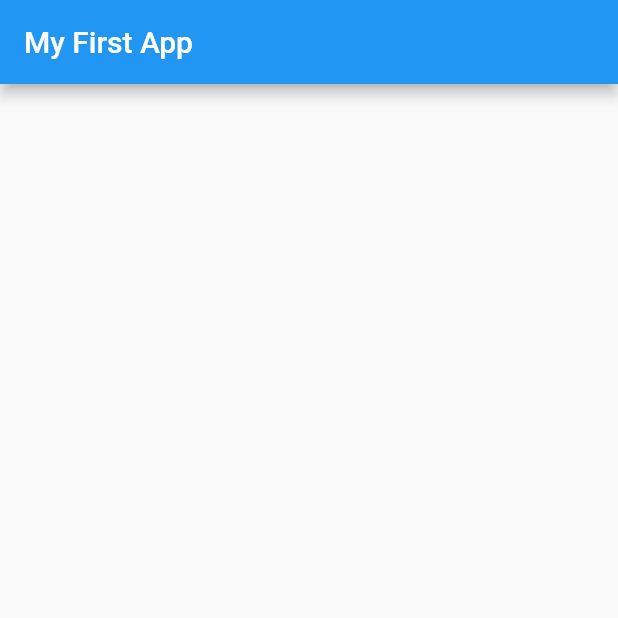
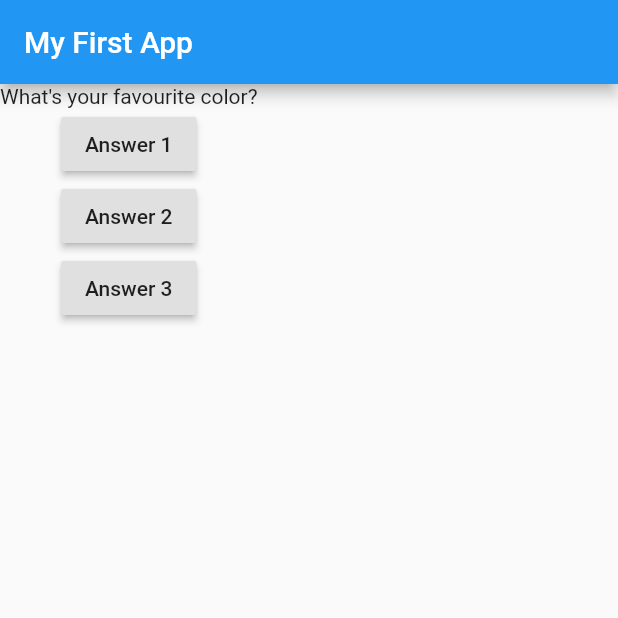
Before and after one commit to Veyselank/flutter_app, a Flutter app: the screen it shows after launch, on a phone screen of 412 x 824 dp, the top half of it. Run offline on Flutter 3.47's test engine with Material 2 defaults, Android fonts, the phone set to English and light mode, and no system bars.

Commit message:
Question widget

```diff
--- a/lib/main.dart
+++ b/lib/main.dart
@@ -1,16 +1,55 @@
 import 'package:flutter/cupertino.dart';
 import 'package:flutter/material.dart';
+import 'package:flutter_app/question.dart';
 
 void main() => runApp(MyApp());
 
-class MyApp extends StatelessWidget {
+class MyApp extends StatefulWidget {
+  @override
+  State<StatefulWidget> createState() {
+    return _MyAppState();
+  }
+}
+
+class _MyAppState extends State<MyApp> {
+  var _questionIndex = 0;
+  void _answerQuestion() {
+    setState(() {
+      _questionIndex = _questionIndex + 1;
+    });
+
+    print('Answer chosen');
+  }
+
   @override
   Widget build(BuildContext context) {
+    var questions = [
+      'What\'s your favourite color?',
+      'What\'s your favourite animal?',
+      'What\'s your favourite football team?',
+    ];
     return MaterialApp(
       home: Scaffold(
         appBar: AppBar(
           title: Text('My First App'),
         ),
+        body: Column(
+          children: [
+            Question(questions[_questionIndex]),
+            RaisedButton(
+              child: Text('Answer 1'),
+              onPressed: _answerQuestion,
+            ),
+            RaisedButton(
+              child: Text('Answer 2'),
+              onPressed: _answerQuestion,
+            ),
+            RaisedButton(
+              child: Text('Answer 3'),
+              onPressed: _answerQuestion,
+            ),
+          ],
+        ),
       ),
     );
   }
--- /dev/null
+++ b/lib/question.dart
@@ -0,0 +1,10 @@
+import 'package:flutter/material.dart';
+
+class Question extends StatelessWidget {
+  final String questionText;
+  Question(this.questionText);
+  @override
+  Widget build(BuildContext context) {
+    return Text(questionText);
+  }
+}
```
